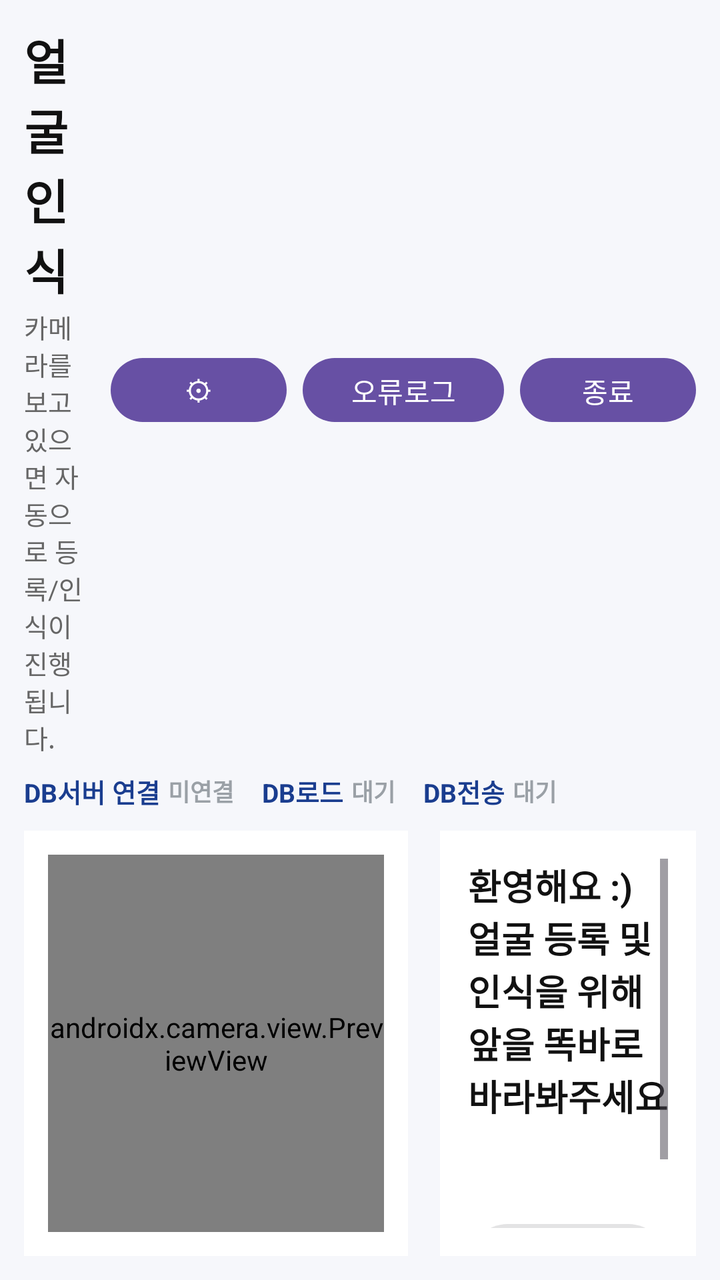
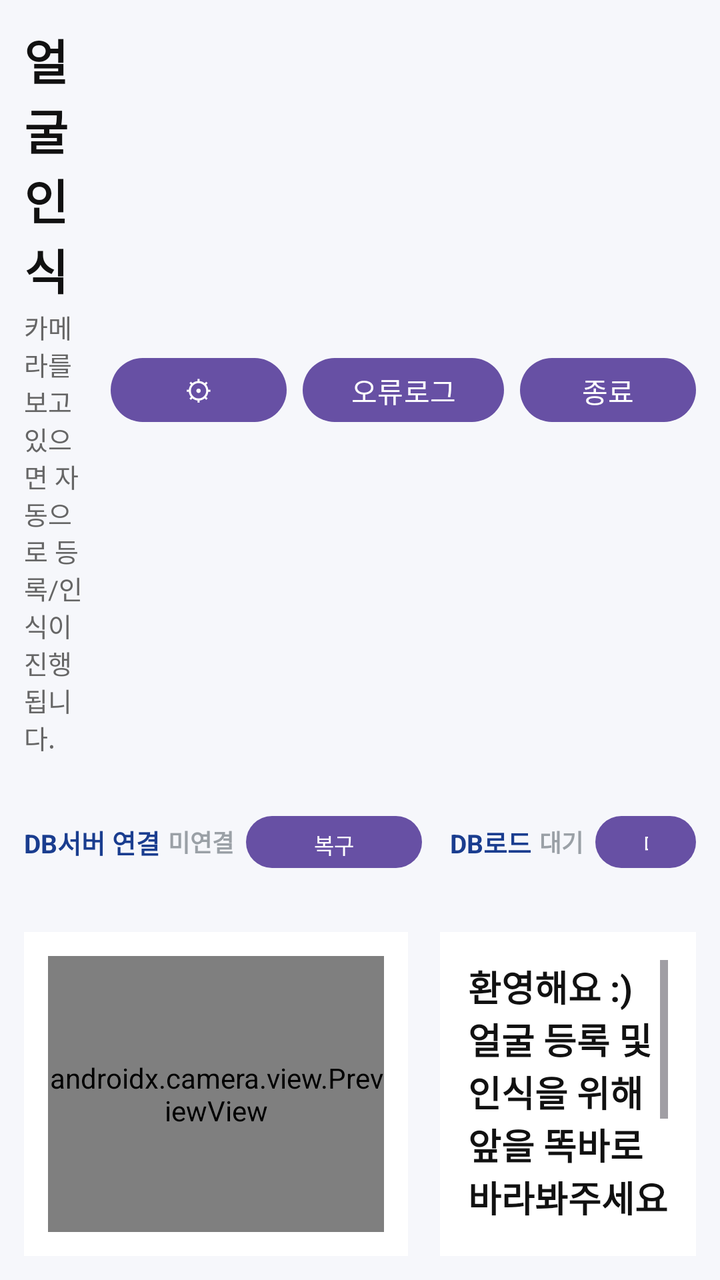

Screens rendered from an Android XML layout before and after an edit, with the pre-edit source and the edit as a unified diff.
<!-- AndroidManifest.xml: application theme Theme.FaceTestbed -->
<!-- res/layout/activity_main.xml -->
<?xml version="1.0" encoding="utf-8"?>
<LinearLayout xmlns:android="http://schemas.android.com/apk/res/android"
    android:layout_width="match_parent"
    android:layout_height="match_parent"
    android:background="#F6F7FB"
    android:orientation="vertical"
    android:padding="12dp">

    <LinearLayout
        android:layout_width="match_parent"
        android:layout_height="wrap_content"
        android:gravity="center_vertical"
        android:orientation="horizontal">

        <LinearLayout
            android:layout_width="0dp"
            android:layout_height="wrap_content"
            android:layout_weight="1"
            android:orientation="vertical">

            <TextView
                android:id="@+id/headerTitle"
                android:layout_width="wrap_content"
                android:layout_height="wrap_content"
                android:text="얼굴 인식"
                android:textColor="#111111"
                android:textSize="24sp"
                android:textStyle="bold" />

            <TextView
                android:id="@+id/headerSubtitle"
                android:layout_width="wrap_content"
                android:layout_height="wrap_content"
                android:layout_marginTop="2dp"
                android:text="카메라를 보고 있으면 자동으로 등록/인식이 진행됩니다."
                android:textColor="#666666"
                android:textSize="13sp" />
        </LinearLayout>

        <Button
            android:id="@+id/backButton"
            android:layout_width="wrap_content"
            android:layout_height="40dp"
            android:layout_marginStart="8dp"
            android:text="뒤로가기"
            android:visibility="gone" />

        <Button
            android:id="@+id/settingsButton"
            android:layout_width="wrap_content"
            android:layout_height="40dp"
            android:layout_marginStart="8dp"
            android:text="⚙" />

        <Button
            android:id="@+id/errorLogButton"
            android:layout_width="wrap_content"
            android:layout_height="40dp"
            android:layout_marginStart="8dp"
            android:text="오류로그" />

        <Button
            android:id="@+id/quitButton"
            android:layout_width="wrap_content"
            android:layout_height="40dp"
            android:layout_marginStart="8dp"
            android:text="종료" />
    </LinearLayout>

    <LinearLayout
        android:id="@+id/syncStatusRow"
        android:layout_width="wrap_content"
        android:layout_height="wrap_content"
        android:layout_marginTop="8dp"
        android:gravity="center_vertical"
        android:orientation="horizontal">

        <TextView
            android:layout_width="wrap_content"
            android:layout_height="wrap_content"
            android:text="DB서버 연결"
            android:textColor="#1A3D8F"
            android:textSize="13sp"
            android:textStyle="bold" />

        <TextView
            android:id="@+id/connectionStatusIndicator"
            android:layout_width="wrap_content"
            android:layout_height="wrap_content"
            android:layout_marginStart="4dp"
            android:text="미연결"
            android:textColor="#9AA0A6"
            android:textSize="12sp"
            android:textStyle="bold" />

        <TextView
            android:layout_width="wrap_content"
            android:layout_height="wrap_content"
            android:layout_marginStart="14dp"
            android:text="DB로드"
            android:textColor="#1A3D8F"
            android:textSize="13sp"
            android:textStyle="bold" />

        <TextView
            android:id="@+id/dbLoadStatusIndicator"
            android:layout_width="wrap_content"
            android:layout_height="wrap_content"
            android:layout_marginStart="4dp"
            android:text="대기"
            android:textColor="#9AA0A6"
            android:textSize="12sp"
            android:textStyle="bold" />

        <TextView
            android:layout_width="wrap_content"
            android:layout_height="wrap_content"
            android:layout_marginStart="14dp"
            android:text="DB전송"
            android:textColor="#1A3D8F"
            android:textSize="13sp"
            android:textStyle="bold" />

        <TextView
            android:id="@+id/dbPushStatusIndicator"
            android:layout_width="wrap_content"
            android:layout_height="wrap_content"
            android:layout_marginStart="4dp"
            android:text="대기"
            android:textColor="#9AA0A6"
            android:textSize="12sp"
            android:textStyle="bold" />
    </LinearLayout>

    <LinearLayout
        android:layout_width="match_parent"
        android:layout_height="0dp"
        android:layout_marginTop="10dp"
        android:layout_weight="1"
        android:orientation="horizontal">

        <FrameLayout
            android:layout_width="0dp"
            android:layout_height="match_parent"
            android:layout_marginEnd="8dp"
            android:layout_weight="3"
            android:background="#FFFFFF"
            android:padding="12dp">

            <androidx.camera.view.PreviewView
                android:id="@+id/previewView"
                android:layout_width="match_parent"
                android:layout_height="match_parent" />

            <com.example.facetestbed.EllipseMaskOverlayView
                android:id="@+id/ellipseOverlay"
                android:layout_width="match_parent"
                android:layout_height="match_parent"
                android:visibility="gone" />
        </FrameLayout>

        <FrameLayout
            android:layout_width="0dp"
            android:layout_height="match_parent"
            android:layout_marginStart="8dp"
            android:layout_weight="2"
            android:background="#FFFFFF"
            android:padding="14dp">

            <ViewFlipper
                android:id="@+id/pageFlipper"
                android:layout_width="match_parent"
                android:layout_height="match_parent">

                <ScrollView
                    android:layout_width="match_parent"
                    android:layout_height="match_parent">

                    <LinearLayout
                        android:layout_width="match_parent"
                        android:layout_height="wrap_content"
                        android:orientation="vertical">

                        <TextView
                            android:id="@+id/monitorStatusText"
                            android:layout_width="match_parent"
                            android:layout_height="wrap_content"
                            android:text="환영해요 :) 얼굴 등록 및 인식을 위해 앞을 똑바로 바라봐주세요"
                            android:textColor="#111111"
                            android:textSize="18sp"
                            android:textStyle="bold" />

                        <TextView
                            android:id="@+id/monitorDetailText"
                            android:layout_width="match_parent"
                            android:layout_height="wrap_content"
                            android:layout_marginTop="8dp"
                            android:textColor="#666666"
                            android:textSize="14sp" />

                        <Button
                            android:id="@+id/registerStartButton"
                            android:layout_width="match_parent"
                            android:layout_height="48dp"
                            android:layout_marginTop="12dp"
                            android:text="등록시작"
                            android:visibility="gone" />

                        <LinearLayout
                            android:id="@+id/candidateContainer"
                            android:layout_width="match_parent"
                            android:layout_height="wrap_content"
                            android:layout_marginTop="8dp"
                            android:orientation="vertical" />

                        <Button
                            android:id="@+id/outputNameButton"
                            android:layout_width="match_parent"
                            android:layout_height="48dp"
                            android:layout_marginTop="12dp"
                            android:enabled="false"
                            android:text="이름 출력하기" />
                    </LinearLayout>
                </ScrollView>

                <LinearLayout
                    android:layout_width="match_parent"
                    android:layout_height="match_parent"
                    android:orientation="vertical">

                    <TextView
                        android:id="@+id/registerStatusText"
                        android:layout_width="match_parent"
                        android:layout_height="wrap_content"
                        android:text="얼굴 샘플을 수집 중입니다."
                        android:textColor="#111111"
                        android:textSize="16sp"
                        android:textStyle="bold" />

                    <ProgressBar
                        android:id="@+id/registerProgressBar"
                        style="?android:attr/progressBarStyleHorizontal"
                        android:layout_width="match_parent"
                        android:layout_height="22dp"
                        android:layout_marginTop="12dp"
                        android:max="12"
                        android:progress="0" />

                    <TextView
                        android:id="@+id/registerCountText"
                        android:layout_width="match_parent"
                        android:layout_height="wrap_content"
                        android:layout_marginTop="10dp"
                        android:text="0 / 12"
                        android:textColor="#111111"
                        android:textSize="24sp"
                        android:textStyle="bold" />
                </LinearLayout>

                <LinearLayout
                    android:layout_width="match_parent"
                    android:layout_height="match_parent"
                    android:orientation="vertical">

                    <TextView
                        android:id="@+id/registerCompleteText"
                        android:layout_width="match_parent"
                        android:layout_height="wrap_content"
                        android:text="얼굴등록이 완료되었어요! 이름을 입력해주세요"
                        android:textColor="#111111"
                        android:textSize="22sp"
                        android:textStyle="bold" />

                    <EditText
                        android:id="@+id/nameInput"
                        android:layout_width="match_parent"
                        android:layout_height="48dp"
                        android:layout_marginTop="12dp"
                        android:hint="이름 입력"
                        android:inputType="textPersonName"
                        android:maxLines="1" />

                    <EditText
                        android:id="@+id/departmentInput"
                        android:layout_width="match_parent"
                        android:layout_height="48dp"
                        android:layout_marginTop="10dp"
                        android:hint="부서 입력"
                        android:inputType="text"
                        android:maxLines="1" />

                    <Button
                        android:id="@+id/saveNameButton"
                        android:layout_width="match_parent"
                        android:layout_height="48dp"
                        android:layout_marginTop="12dp"
                        android:text="이름/부서 저장" />
                </LinearLayout>

                <LinearLayout
                    android:layout_width="match_parent"
                    android:layout_height="match_parent"
                    android:gravity="center"
                    android:orientation="vertical">

                    <LinearLayout
                        android:layout_width="match_parent"
                        android:layout_height="wrap_content"
                        android:gravity="center"
                        android:orientation="horizontal">

                        <TextView
                            android:id="@+id/outputLabel"
                            android:layout_width="wrap_content"
                            android:layout_height="wrap_content"
                            android:textColor="#111111"
                            android:textSize="34sp"
                            android:textStyle="bold" />

                        <TextView
                            android:id="@+id/outputDepartmentLabel"
                            android:layout_width="wrap_content"
                            android:layout_height="wrap_content"
                            android:layout_marginStart="10dp"
                            android:textColor="#1A3D8F"
                            android:textSize="20sp"
                            android:textStyle="bold" />
                    </LinearLayout>

                    <TextView
                        android:id="@+id/outputSubLabel"
                        android:layout_width="match_parent"
                        android:layout_height="wrap_content"
                        android:layout_marginTop="8dp"
                        android:gravity="center"
                        android:textColor="#666666"
                        android:textSize="16sp" />
                </LinearLayout>
            </ViewFlipper>
        </FrameLayout>
    </LinearLayout>
</LinearLayout>
<!-- resources referenced by this layout -->
<resources>
  <style name="Theme.FaceTestbed" parent="Theme.Material3.DayNight.NoActionBar">
          <item name="android:statusBarColor">@android:color/black</item>
      </style>
</resources>

<!-- the commit's change to res/layout/activity_main.xml (unified diff, before → after) -->
@@ -93,6 +93,14 @@
             android:textSize="12sp"
             android:textStyle="bold" />
 
+        <Button
+            android:id="@+id/dbReconnectButton"
+            android:layout_width="wrap_content"
+            android:layout_height="34dp"
+            android:layout_marginStart="6dp"
+            android:text="복구"
+            android:textSize="11sp" />
+
         <TextView
             android:layout_width="wrap_content"
             android:layout_height="wrap_content"
@@ -112,6 +120,14 @@
             android:textSize="12sp"
             android:textStyle="bold" />
 
+        <Button
+            android:id="@+id/dbDownloadButton"
+            android:layout_width="wrap_content"
+            android:layout_height="34dp"
+            android:layout_marginStart="6dp"
+            android:text="다운로드"
+            android:textSize="11sp" />
+
         <TextView
             android:layout_width="wrap_content"
             android:layout_height="wrap_content"
@@ -130,6 +146,14 @@
             android:textColor="#9AA0A6"
             android:textSize="12sp"
             android:textStyle="bold" />
+
+        <Button
+            android:id="@+id/dbUploadButton"
+            android:layout_width="wrap_content"
+            android:layout_height="34dp"
+            android:layout_marginStart="6dp"
+            android:text="업로드"
+            android:textSize="11sp" />
     </LinearLayout>
 
     <LinearLayout
